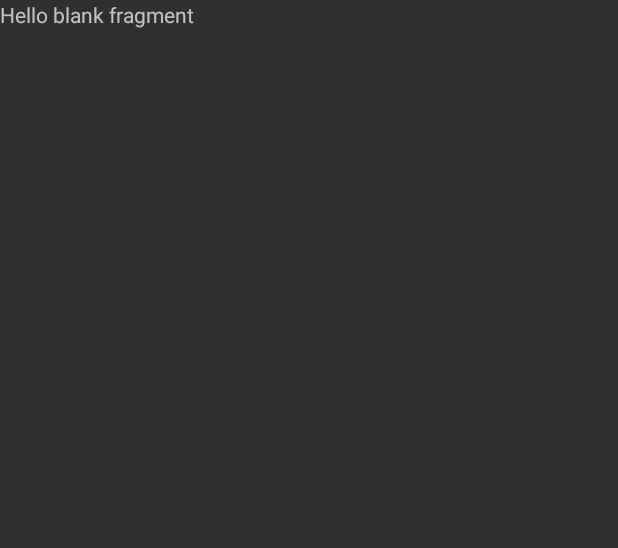
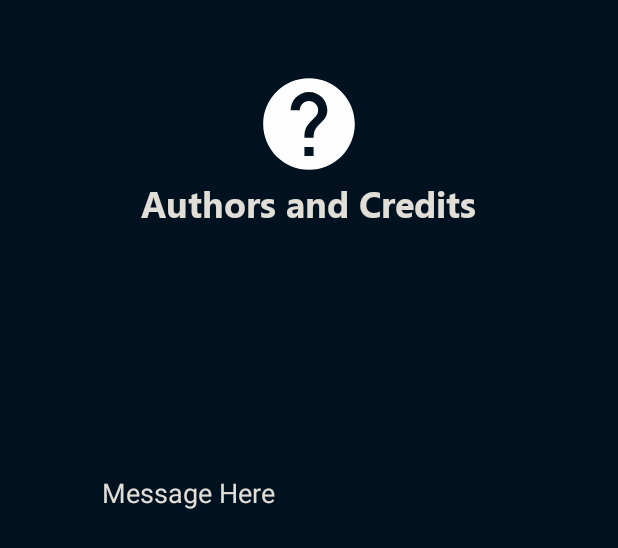
Before and after one commit to Kiru100/Android-Learning-App---Earth-and-Space-Science, an Android app: the layout fragment_authors.xml on its own in the app's theme, with its tools: preview values and no code run, on a phone screen of 412 x 824 dp. Shown: the top 548 px of the screen. Run offline under Robolectric (Android 15) with nearby library versions, the phone set to English and light mode, and no system bars; Roboto replaces fonts that are not available here.

Commit message:
fragment about, fragment settings, authors fragment, string.xml update

```diff
--- a/app/src/main/java/com/example/capstone/Fragment/SettingsFragment.java
+++ b/app/src/main/java/com/example/capstone/Fragment/SettingsFragment.java
@@ -46,6 +46,7 @@ public class SettingsFragment extends Fragment implements View.OnClickListener {
         rootView.findViewById(R.id.btnEditEmail).setOnClickListener(this);
         rootView.findViewById(R.id.btnChangePassword).setOnClickListener(this);
         rootView.findViewById(R.id.btnChangePersonalDetails).setOnClickListener(this);
+        rootView.findViewById(R.id.btnAuthors).setOnClickListener(this);
 
         student = FirebaseAuth.getInstance().getCurrentUser();
         reference= FirebaseDatabase.getInstance("https://capstoneproject-4b898-default-rtdb.asia-southeast1.firebasedatabase.app/").getReference("Students");
@@ -106,6 +107,9 @@ public class SettingsFragment extends Fragment implements View.OnClickListener {
             case R.id.btnChangePersonalDetails:
                 navController.navigate(R.id.action_settingsFragment_to_changePersonalDetails);
                 break;
+            case R.id.btnAuthors:
+                navController.navigate(R.id.action_settingsFragment_to_authorsFragment);
+                break;
             default:
 
         }
--- a/app/src/main/res/layout/fragment_authors.xml
+++ b/app/src/main/res/layout/fragment_authors.xml
@@ -1,14 +1,76 @@
 <?xml version="1.0" encoding="utf-8"?>
-<FrameLayout xmlns:android="http://schemas.android.com/apk/res/android"
+<androidx.constraintlayout.widget.ConstraintLayout xmlns:android="http://schemas.android.com/apk/res/android"
+    xmlns:app="http://schemas.android.com/apk/res-auto"
     xmlns:tools="http://schemas.android.com/tools"
     android:layout_width="match_parent"
     android:layout_height="match_parent"
-    tools:context=".Fragment.BlankFragment">
+    tools:context=".Fragment.AboutFragment"
+    android:background="@color/gitblack">
 
-    <!-- TODO: content here -->
+
+    <ImageView
+        android:id="@+id/logoAuthorsandCredits"
+        android:layout_width="76dp"
+        android:layout_height="73dp"
+        android:src="@drawable/ic_baseline_help_24"
+
+        app:layout_constraintBottom_toTopOf="@+id/guideline34"
+        app:layout_constraintEnd_toStartOf="@+id/guideline36"
+        app:layout_constraintStart_toStartOf="@+id/guideline35"
+        app:layout_constraintTop_toTopOf="parent" />
+
     <TextView
-        android:layout_width="match_parent"
-        android:layout_height="match_parent"
-        android:text="@string/hello_blank_fragment" />
+        android:id="@+id/titleAuthorsandCredits"
+        android:layout_width="wrap_content"
+        android:layout_height="wrap_content"
+        android:fontFamily="@font/segoe_ui_bold"
+        android:text="@string/authors_and_credits"
+        android:textColor="@color/gitwhite"
+        android:textSize="24sp"
+        app:layout_constraintEnd_toEndOf="@+id/logoAuthorsandCredits"
+        app:layout_constraintStart_toStartOf="@+id/logoAuthorsandCredits"
+        app:layout_constraintTop_toBottomOf="@+id/logoAuthorsandCredits" />
 
-</FrameLayout>
+    <androidx.constraintlayout.widget.Guideline
+        android:id="@+id/guideline33"
+        android:layout_width="wrap_content"
+        android:layout_height="wrap_content"
+        android:orientation="horizontal"
+       app:layout_constraintGuide_percent=".9" />
+
+    <androidx.constraintlayout.widget.Guideline
+        android:id="@+id/guideline34"
+        android:layout_width="wrap_content"
+        android:layout_height="wrap_content"
+        android:orientation="horizontal"
+       app:layout_constraintGuide_percent=".2" />
+
+    <androidx.constraintlayout.widget.Guideline
+        android:id="@+id/guideline35"
+        android:layout_width="wrap_content"
+        android:layout_height="wrap_content"
+        android:orientation="vertical"
+        app:layout_constraintGuide_percent=".1" />
+
+    <androidx.constraintlayout.widget.Guideline
+        android:id="@+id/guideline36"
+        android:layout_width="wrap_content"
+        android:layout_height="wrap_content"
+        android:orientation="vertical"
+        app:layout_constraintGuide_percent=".9" />
+
+    <TextView
+        android:id="@+id/textView39"
+        android:layout_width="0dp"
+        android:layout_height="wrap_content"
+        android:justificationMode="inter_word"
+        android:text="@string/author_and_credits_message"
+        android:textColor="@color/gitwhite"
+        android:textSize="18sp"
+        app:layout_constraintBottom_toTopOf="@+id/guideline33"
+        app:layout_constraintEnd_toStartOf="@+id/guideline36"
+        app:layout_constraintStart_toStartOf="@+id/guideline35"
+        app:layout_constraintTop_toBottomOf="@+id/titleAuthorsandCredits"
+        app:layout_constraintVertical_bias="0.29000002" />
+
+</androidx.constraintlayout.widget.ConstraintLayout>
--- a/app/src/main/res/layout/fragment_settings.xml
+++ b/app/src/main/res/layout/fragment_settings.xml
@@ -65,15 +65,15 @@
         app:layout_constraintHeight_percent=".05"
         app:layout_constraintHorizontal_bias="0.0"
         app:layout_constraintStart_toStartOf="@+id/guideline22"
-        app:layout_constraintTop_toBottomOf="@+id/btnCredits"
+        app:layout_constraintTop_toBottomOf="@+id/btnAuthors"
         app:layout_constraintWidth_percent=".8" />
 
     <Button
-        android:id="@+id/btnCredits"
+        android:id="@+id/btnAuthors"
         android:layout_width="0dp"
         android:layout_height="wrap_content"
         android:background="@null"
-        android:drawableStart="@drawable/ic_baseline_help_24"
+        android:drawableStart="@drawable/ic_baseline_create_24"
         android:drawableEnd="@drawable/right_arrow"
         android:drawablePadding="10dp"
         android:gravity="start|center"
--- a/app/src/main/res/navigation/nav_main.xml
+++ b/app/src/main/res/navigation/nav_main.xml
@@ -31,8 +31,8 @@
             android:id="@+id/action_settingsFragment_to_changePersonalDetails"
             app:destination="@id/changePersonalDetails" />
         <action
-            android:id="@+id/action_settingsFragment_to_blankFragment"
-            app:destination="@id/blankFragment" />
+            android:id="@+id/action_settingsFragment_to_authorsFragment"
+            app:destination="@id/authorsFragment" />
     </fragment>
     <fragment
         android:id="@+id/definitionFragment"
@@ -104,7 +104,7 @@
         tools:layout="@layout/fragment_profile" />
     <fragment
         android:id="@+id/authorsFragment"
-        android:name="com.example.capstone.Fragment.BlankFragment"
+        android:name="com.example.capstone.Fragment.AuthorsFragment"
         android:label="authors_blank"
         tools:layout="@layout/fragment_authors" >
         <action
--- a/app/src/main/res/values/strings.xml
+++ b/app/src/main/res/values/strings.xml
@@ -59,6 +59,8 @@
                                     it is intended to help students better understand the subject in less stressful way that the students would like.
     </string>
     <string name="credits">Authors and Credits</string>
+    <string name="authors_and_credits">Authors and Credits</string>
+    <string name="author_and_credits_message">\t\tMessage Here</string>
 
 
 </resources>
```
Also changed, not shown: app/src/main/java/com/example/capstone/Fragment/AuthorsFragment.java (renamed from app/src/main/java/com/example/capstone/Fragment/BlankFragment.java, +3 -7 lines), app/src/main/res/drawable/ic_baseline_create_24.xml (added, +9 -0 lines), app/src/main/res/layout/fragment_about.xml (+6 -6 lines).
